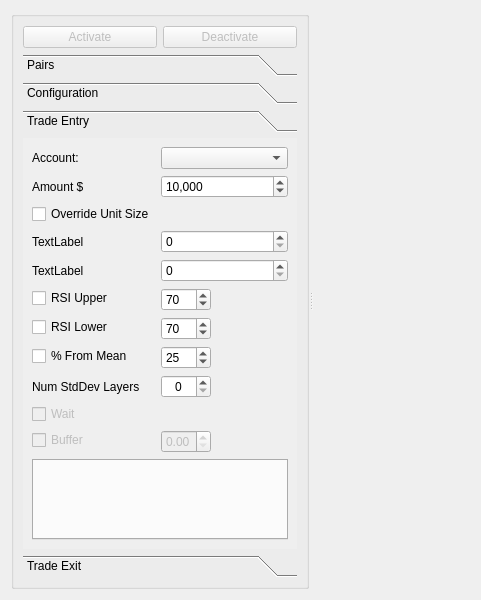
Old version of the form pairtabpage.ui in the repository ProDataLab/nkny.
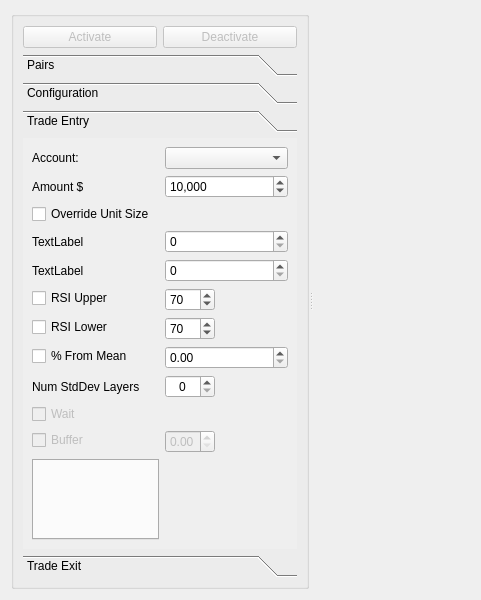
New version of the form. The open tabs and pages were chosen to show the change. Custom widgets are drawn as their Qt base class.

```diff
--- a/pairtabpage.ui
+++ b/pairtabpage.ui
@@ -443,15 +443,13 @@
            <rect>
             <x>0</x>
             <y>0</y>
-            <width>210</width>
-            <height>306</height>
+            <width>262</width>
+            <height>411</height>
            </rect>
           </property>
           <attribute name="label">
            <string>Trade Entry</string>
           </attribute>
-          <layout class="QVBoxLayout" name="verticalLayout">
-           <item>
             <layout class="QFormLayout" name="formLayout_2">
              <item row="0" column="0">
               <widget class="QLabel" name="label_4">
@@ -584,18 +582,9 @@
               </widget>
              </item>
              <item row="7" column="1">
-              <widget class="QSpinBox" name="tradeEntryPercentFromMeanSpinBox">
-               <property name="maximumSize">
-                <size>
-                 <width>50</width>
-                 <height>16777215</height>
-                </size>
-               </property>
+            <widget class="QDoubleSpinBox" name="tradeEntryPercentFromMeanDoubleSpinBox">
                <property name="maximum">
-                <number>999</number>
-               </property>
-               <property name="value">
-                <number>25</number>
+              <double>999.990000000000009</double>
                </property>
               </widget>
              </item>
@@ -658,9 +647,7 @@
                </property>
               </widget>
              </item>
-            </layout>
-           </item>
-           <item>
+           <item row="11" column="0">
             <widget class="QTabWidget" name="layersTabWidget">
              <property name="currentIndex">
               <number>-1</number>
```
Left out of the diff: 32 changed lines with no effect on the pictures. Lines whose indentation alone changed are shown as unchanged.
